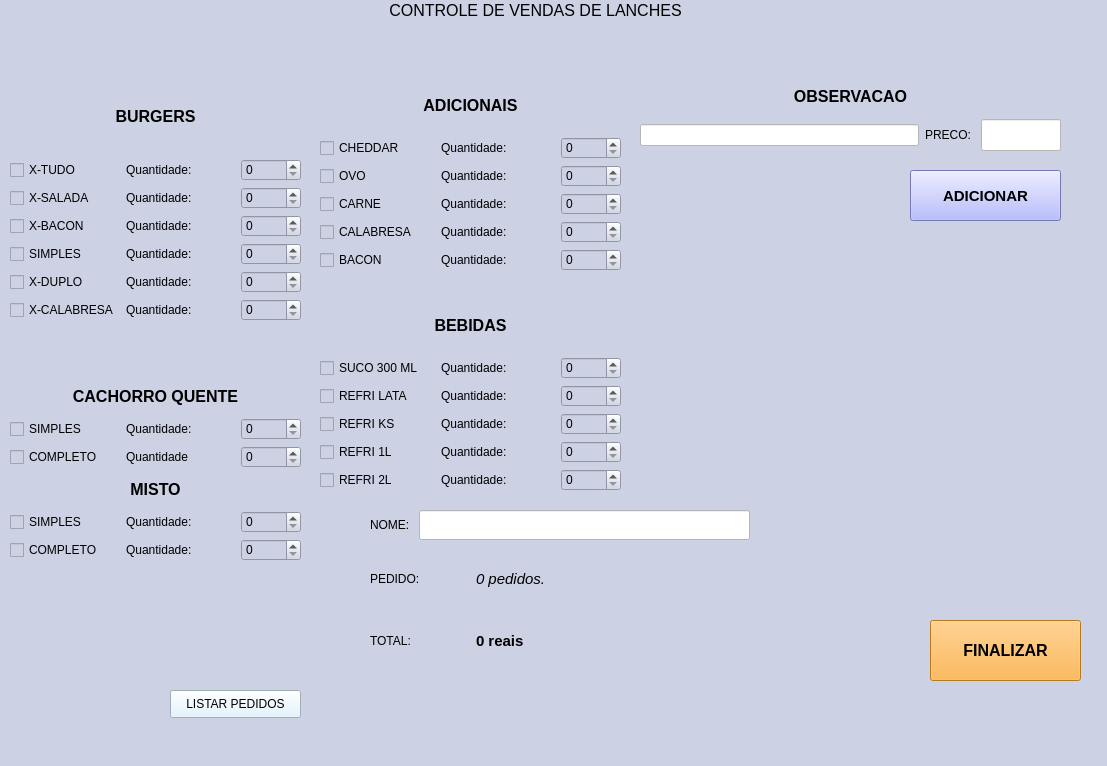
Old version of the form tela_vendas.ui in the repository miguelneto0/sistema_gui_pymysql.
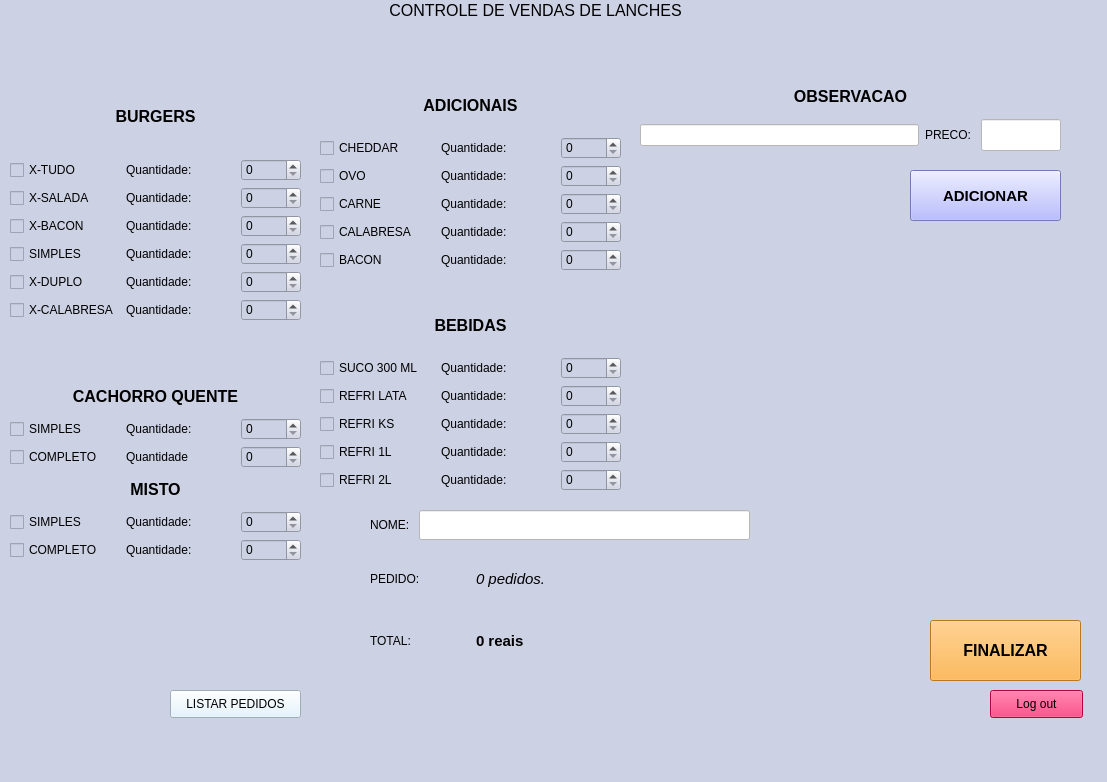
New version of the form.

Diff of the .ui file:
```diff
--- a/tela_vendas.ui
+++ b/tela_vendas.ui
@@ -7,7 +7,7 @@
     <x>0</x>
     <y>0</y>
     <width>1107</width>
-    <height>766</height>
+    <height>782</height>
    </rect>
   </property>
   <property name="windowTitle">
@@ -1064,6 +1064,35 @@
      <string>LISTAR PEDIDOS</string>
     </property>
    </widget>
+   <widget class="QPushButton" name="btnLogout">
+    <property name="geometry">
+     <rect>
+      <x>990</x>
+      <y>690</y>
+      <width>93</width>
+      <height>28</height>
+     </rect>
+    </property>
+    <property name="styleSheet">
+     <string notr="true">background-color: rgb(255, 0, 81);</string>
+    </property>
+    <property name="text">
+     <string>Log out</string>
+    </property>
+   </widget>
+   <widget class="QLabel" name="labelRastreioLogin">
+    <property name="geometry">
+     <rect>
+      <x>870</x>
+      <y>700</y>
+      <width>111</width>
+      <height>20</height>
+     </rect>
+    </property>
+    <property name="text">
+     <string/>
+    </property>
+   </widget>
   </widget>
   <widget class="QMenuBar" name="menubar">
    <property name="geometry">
```
